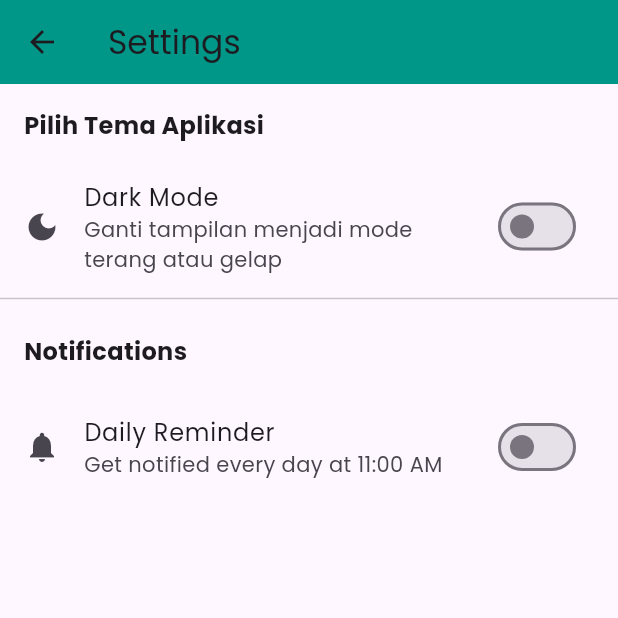
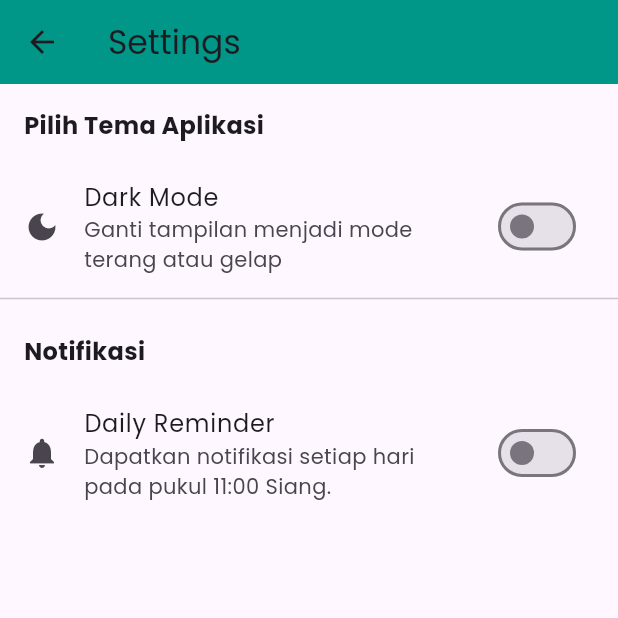
Before and after one commit to NaufalFadhiil/dicoding-restaurant-app-submission, a Flutter app: the SettingsScreen screen opened directly, on a phone screen of 412 x 824 dp, the top half of it. Run offline on Flutter 3.47's test engine with Material 3 defaults, Android fonts, the phone set to English and light mode, and no system bars; our stand-ins replace flutter_local_notifications, flutter_timezone, shared_preferences, sqflite, timezone; accounts and stored records are empty; network calls fail.

Commit message:
Minor: update notification language to Indonesia

```diff
--- a/lib/ui/pages/settings_screen.dart
+++ b/lib/ui/pages/settings_screen.dart
@@ -36,7 +36,7 @@ class SettingsScreen extends StatelessWidget {
               const Padding(
                 padding: EdgeInsets.all(16.0),
                 child: Text(
-                  'Notifications',
+                  'Notifikasi',
                   style: TextStyle(fontSize: 16, fontWeight: FontWeight.bold),
                 ),
               ),
@@ -45,7 +45,9 @@ class SettingsScreen extends StatelessWidget {
                   return SwitchListTile(
                     secondary: const Icon(Icons.notifications),
                     title: const Text('Daily Reminder'),
-                    subtitle: const Text('Get notified every day at 11:00 AM'),
+                    subtitle: const Text(
+                      'Dapatkan notifikasi setiap hari pada pukul 11:00 Siang.',
+                    ),
                     value: reminder.isDailyReminderActive,
                     onChanged: (value) {
                       reminder.toggleDailyReminder(value);
```
